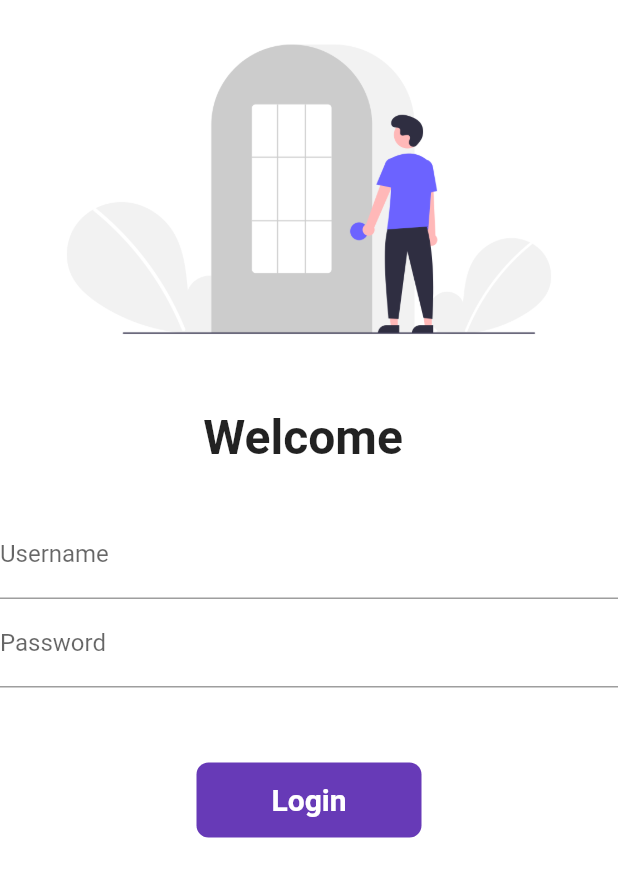
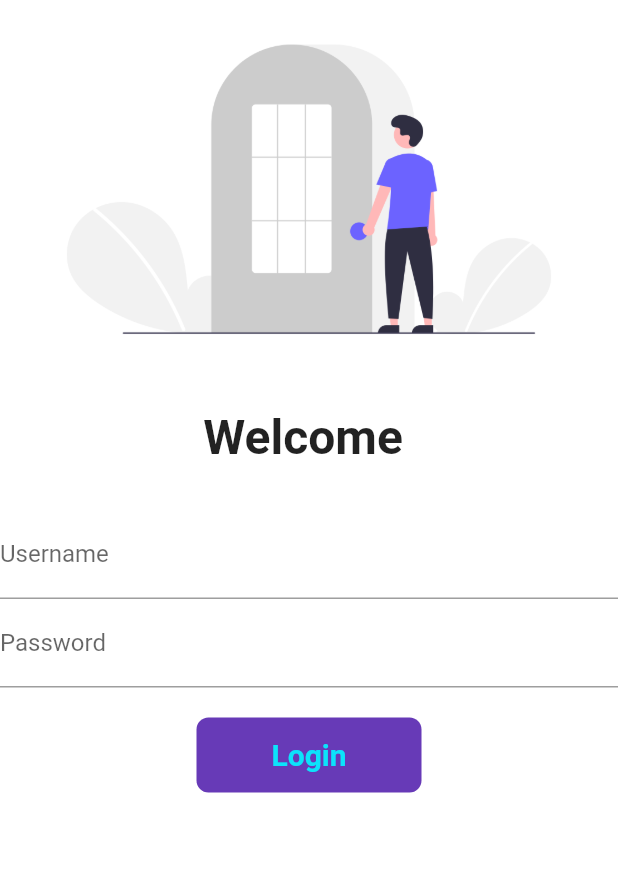
Before and after one commit to Pranav-sh/flutter_login, a Flutter app: the screen it shows after launch, on a phone screen of 412 x 824 dp. Shown: the top 877 px of the screen. Run offline on Flutter 3.47's test engine with Material 2 defaults, Android fonts, the light colour scheme and no system bars.

Commit message:
day6 completed

```diff
--- a/lib/Pages/loginpage.dart
+++ b/lib/Pages/loginpage.dart
@@ -12,14 +12,34 @@ class _LoginPageState extends State<LoginPage> {
   _LoginPageState createstate() => _LoginPageState();
   String name = '';
   bool changeButton = false;
+
+  final _formkey = GlobalKey<FormState>();
+  moveToHome(BuildContext context) async {
+    if (_formkey.currentState!.validate()) {
+      setState(() {
+        changeButton = true;
+      });
+      await Future.delayed(Duration(seconds: 1));
+      await Navigator.pushNamed(context, MyRoutes.homeRoute);
+      setState(() {
+        changeButton = false;
+      });
+    }
+  }
+
   @override
   Widget build(BuildContext context) {
     return Material(
         color: Colors.white,
         child: SingleChildScrollView(
+          child: Form(
+            key: _formkey,
             child: Column(
               children: [
-            Image.asset('assets/images/log.png'),
+                Image.asset(
+                  'assets/images/log.png',
+                  fit: BoxFit.cover,
+                ),
                 SizedBox(
                   height: 20.0,
                 ),
@@ -30,7 +50,7 @@ class _LoginPageState extends State<LoginPage> {
                     fontWeight: FontWeight.bold,
                   ),
                 ),
-            SizedBox(
+                const SizedBox(
                   height: 30.0,
                 ),
                 Column(
@@ -38,6 +58,12 @@ class _LoginPageState extends State<LoginPage> {
                     TextFormField(
                       decoration: InputDecoration(
                           hintText: "Enter UserName", labelText: "Username"),
+                      validator: (value) {
+                        if (value!.isEmpty) {
+                          return "Username Should not be Empty";
+                        }
+                        return null;
+                      },
                       onChanged: (value) {
                         name = value;
                         setState(() {});
@@ -47,56 +73,49 @@ class _LoginPageState extends State<LoginPage> {
                       obscureText: true,
                       decoration: InputDecoration(
                           hintText: "Enter Password", labelText: "Password"),
+                      validator: (value) {
+                        if (value!.isEmpty) {
+                          return "Password Should not be Empty";
+                        } else if (value.length < 6) {
+                          return "Password length Should be greater than 6";
+                        }
+                        return null;
+                      },
                     ),
-                SizedBox(
-                  height: 50.0,
+                    const SizedBox(
+                      height: 20.0,
                     ),
-                InkWell(
-                    onTap:() async {
-                      setState(() {
-                        changeButton = true;
-                      });
-                      await Future.delayed(Duration(seconds: 1));
-                      Navigator.pushNamed(context, MyRoutes.homeRoute);
-                    },
+                    Material(
+                      color: Colors.deepPurple,
+                      borderRadius:
+                          BorderRadius.circular(changeButton ? 50 : 8),
+                      child: InkWell(
+                        onTap: () => moveToHome(context),
                         child: AnimatedContainer(
                           duration: Duration(seconds: 1),
-                      height:  50,
-                      width:changeButton?50: 150,
+                          height: 50,
+                          width: changeButton ? 50 : 150,
                           alignment: Alignment.center,
                           child: changeButton
                               ? Icon(
                                   Icons.done,
-                        color: Colors.white,
+                                  color: Colors.deepPurpleAccent,
                                 )
                               : Text(
                                   'Login',
                                   style: TextStyle(
-                            color: Colors.white,
+                                      color: Color.fromARGB(255, 12, 227, 251),
                                       fontWeight: FontWeight.bold,
                                       fontSize: 20),
                                 ),
-                      decoration: BoxDecoration(
-                          color: Colors.deepPurple,
-                          borderRadius: BorderRadius.circular(changeButton?50:8)),
-                    )
-                    //ElevatedButton(
-                    //style: TextButton.styleFrom(minimumSize: Size(150, 40)),
-                    //child: Text("Login"),
-                    //onPressed: () {
-                    //Navigator.pushNamed(context, MyRoutes.homeRoute);
-                    //},
-                    //),
+                        ),
+                      ),
                     )
                   ],
-            )
+                ),
               ],
-        )));
-  }
-
-  @override
-  State<StatefulWidget> createState() {
-    // TODO: implement createState
-    throw UnimplementedError();
+            ),
+          ),
+        ));
   }
 }
```
Lines whose indentation alone changed are shown as unchanged.
